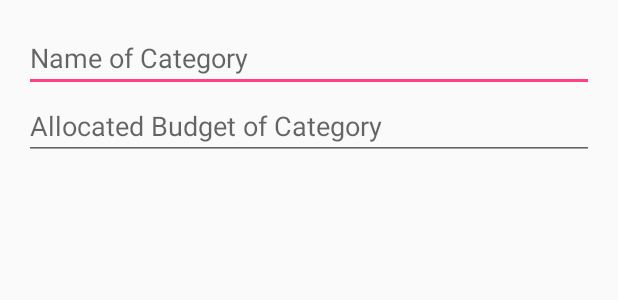
After one commit to swagenseller/BudgetApp, an Android app: the layout charge_dialog.xml on its own in the app's theme, with its tools: preview values and no code run, on a phone screen of 412 x 824 dp. The commit adds this screen. Shown: the top 300 px of the screen. Run offline under Robolectric (Android 15) with nearby library versions, the phone set to English and light mode, and no system bars.

Commit message:
Added new charge activity

```diff
--- a/app/build.gradle
+++ b/app/build.gradle
@@ -8,7 +8,7 @@ android {
         targetSdkVersion 26
         versionCode 1
         versionName "1.0"
-        testInstrumentationRunner "android.support.test.runner.AndroidJUnitRunner"
+        testInstrumentationRunner "android.support.charge_activity.runner.AndroidJUnitRunner"
     }
     buildTypes {
         release {
@@ -24,6 +24,6 @@ dependencies {
     implementation 'com.android.support.constraint:constraint-layout:1.0.2'
     implementation 'com.android.support:design:26.1.0'
     testImplementation 'junit:junit:4.12'
-    androidTestImplementation 'com.android.support.test:runner:1.0.1'
-    androidTestImplementation 'com.android.support.test.espresso:espresso-core:3.0.1'
+    androidTestImplementation 'com.android.support.charge_activity:runner:1.0.1'
+    androidTestImplementation 'com.android.support.charge_activity.espresso:espresso-core:3.0.1'
 }
--- /dev/null
+++ b/app/src/main/res/layout/charge_dialog.xml
@@ -0,0 +1,19 @@
+<?xml version="1.0" encoding="utf-8"?>
+<RelativeLayout
+    xmlns:android="http://schemas.android.com/apk/res/android" android:layout_width="match_parent"
+    android:layout_height="wrap_content" android:padding="16dp">
+
+    <EditText
+        android:id="@+id/Budget_Name"
+        android:layout_width="match_parent"
+        android:layout_height="wrap_content"
+        android:hint="Name of Category"/>
+    s
+    <EditText
+        android:id="@+id/Budget_Amount"
+        android:layout_width="match_parent"
+        android:layout_height="wrap_content"
+        android:hint="Allocated Budget of Category"
+        android:layout_below="@+id/Budget_Name"/>
+
+</RelativeLayout>
--- a/app/src/main/res/layout/test.xml
+++ /dev/null
@@ -1,6 +0,0 @@
-<?xml version="1.0" encoding="utf-8"?>
-<android.support.constraint.ConstraintLayout
-    xmlns:android="http://schemas.android.com/apk/res/android" android:layout_width="match_parent"
-    android:layout_height="match_parent">
-
-</android.support.constraint.ConstraintLayout>
--- a/app/src/main/res/values/strings.xml
+++ b/app/src/main/res/values/strings.xml
@@ -9,4 +9,8 @@
         <item>Gas</item>
         <item>Rent</item>
     </string-array>
+
+    <string name="button1">Add Charge</string>
+    <string name="status">$3.50</string>
+
 </resources>
--- a/build.gradle
+++ b/build.gradle
@@ -7,7 +7,7 @@ buildscript {
         jcenter()
     }
     dependencies {
-        classpath 'com.android.tools.build:gradle:3.0.1'
+        classpath 'com.android.tools.build:gradle:3.1.0'
 
 
         // NOTE: Do not place your application dependencies here; they belong
```
Also changed, not shown: app/src/main/java/com/example/jeff/myapplication/Category.java (+61 -4 lines), app/src/main/java/com/example/jeff/myapplication/ChargeDialog.java (added, +71 -0 lines), app/src/main/res/layout/charge_activity.xml (added, +46 -0 lines), gradle/wrapper/gradle-wrapper.properties, 5 other files.
